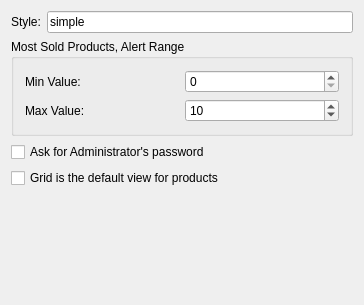
miguelchavez/lemonpos, file squeeze/src/ui/prefs_base.ui: the form before one commit.
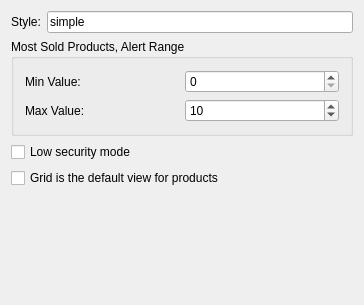
The form after the commit.

What changed in the file:
```diff
--- a/squeeze/src/ui/prefs_base.ui
+++ b/squeeze/src/ui/prefs_base.ui
@@ -92,9 +92,9 @@
     </widget>
    </item>
    <item>
-    <widget class="QCheckBox" name="kcfg_askAdminPassword" >
-     <property name="text" >
-      <string>Ask for Administrator's password</string>
+    <widget class="QCheckBox" name="kcfg_lowSecurityMode">
+     <property name="text">
+      <string>Low security mode</string>
      </property>
     </widget>
    </item>
@@ -120,7 +120,7 @@
    </item>
   </layout>
  </widget>
- <layoutdefault spacing="6" margin="11" />
+ <layoutdefault spacing="6" margin="11"/>
  <pixmapfunction>qPixmapFromMimeSource</pixmapfunction>
  <includes>
   <include location="local" >kcolorbutton.h</include>
```
Left out of the diff: 69 changed lines with no effect on the pictures.
